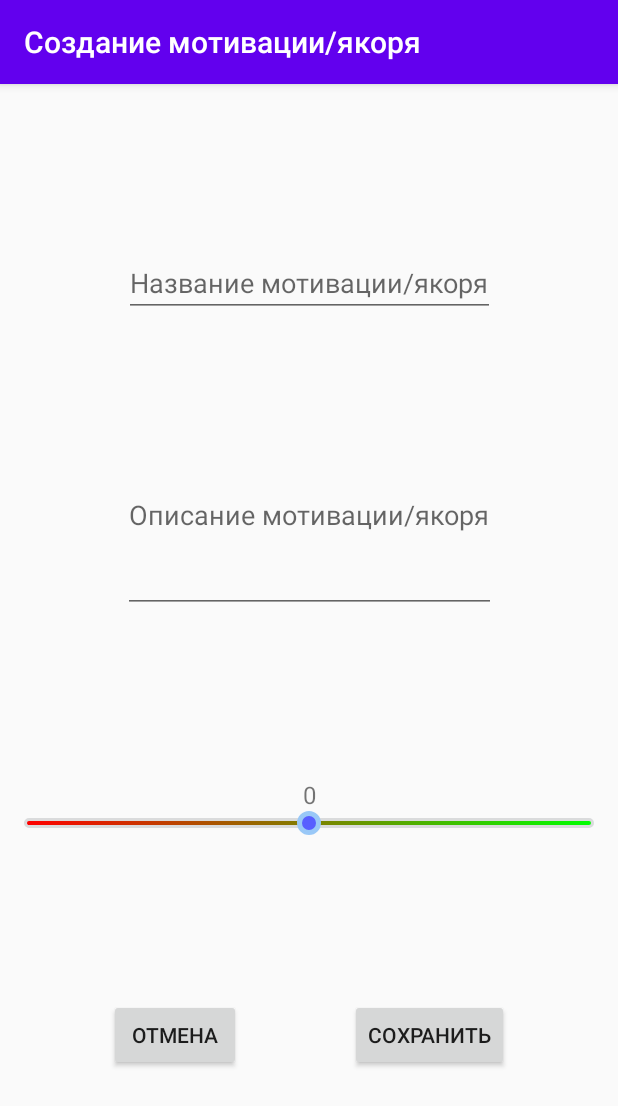
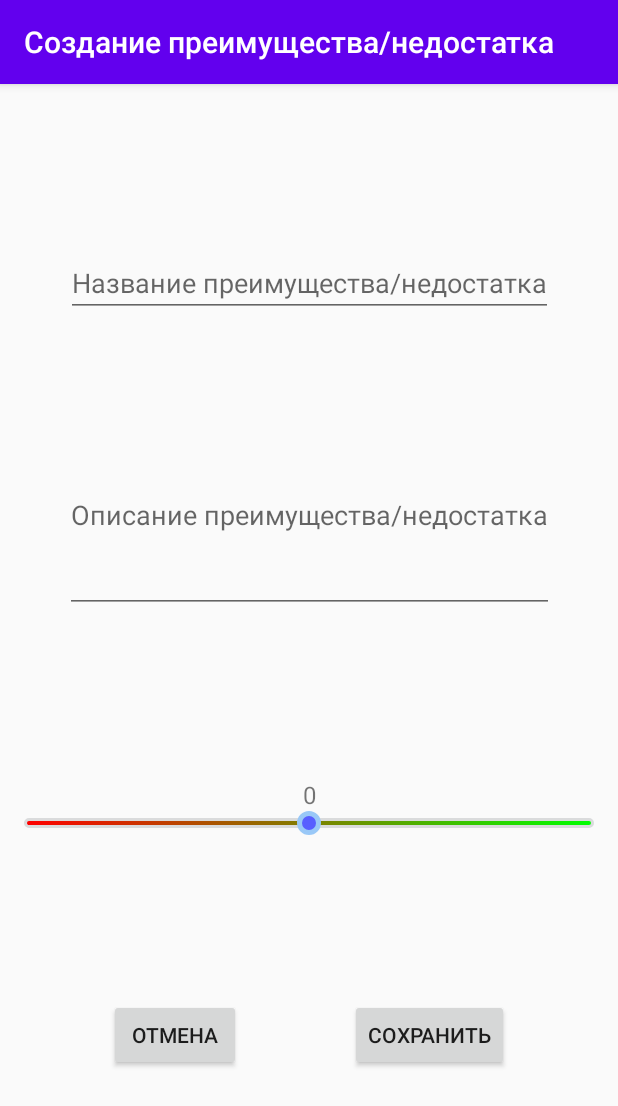
Before and after one commit to shuvaev32167/ProblemAssitent, an Android app: the CardEditFragment screen opened through its navigation route, on a phone screen of 412 x 824 dp. Shown: the top 1106 px of the screen. Run offline under Robolectric (Android 15) with nearby library versions, the phone set to English and light mode, and no system bars.

Commit message:
Переименование мотивация -> преимущество якорь -> недостаток

```diff
--- a/app/src/main/java/ru/crazypeppers/problemsassistant/adapter/CardArrayAdapter.kt
+++ b/app/src/main/java/ru/crazypeppers/problemsassistant/adapter/CardArrayAdapter.kt
@@ -51,7 +51,7 @@ class CardArrayAdapter(context: Context, cardList: List<Card>) :
                 adb.setTitle(R.string.informationTitle)
                 adb.setMessage(
                     String.format(
-                        context.getString(R.string.informationCardAllertBody),
+                        context.getString(R.string.informationCardAlertBody),
                         card.avgPoints.toStringRound(2)
                     )
                 )
--- a/app/src/main/java/ru/crazypeppers/problemsassistant/adapter/ProblemArrayAdapter.kt
+++ b/app/src/main/java/ru/crazypeppers/problemsassistant/adapter/ProblemArrayAdapter.kt
@@ -39,7 +39,7 @@ class ProblemArrayAdapter(context: Context, problemList: List<Problem>) :
                 adb.setTitle(R.string.informationTitle)
                 adb.setMessage(
                     String.format(
-                        context.getString(R.string.informationProblemAllertBody),
+                        context.getString(R.string.informationProblemAlertBody),
                         avpPointString
                     )
                 )
--- a/app/src/main/java/ru/crazypeppers/problemsassistant/data/dto/Card.kt
+++ b/app/src/main/java/ru/crazypeppers/problemsassistant/data/dto/Card.kt
@@ -117,10 +117,10 @@ class Card(
             if (parent!!.type == ProblemType.LINE) {
                 type = when {
                     avgPoints > 0 -> {
-                        CardType.LINER_MOTIVATIONS
+                        CardType.LINER_ADVANTAGE
                     }
                     avgPoints < 0 -> {
-                        CardType.LINER_ANCHOR
+                        CardType.LINER_DISADVANTAGE
                     }
                     else -> {
                         CardType.NONE
--- a/app/src/main/java/ru/crazypeppers/problemsassistant/data/enumiration/CardType.kt
+++ b/app/src/main/java/ru/crazypeppers/problemsassistant/data/enumiration/CardType.kt
@@ -13,11 +13,11 @@ enum class CardType {
     /**
      * Линейный мотиватор
      */
-    LINER_MOTIVATIONS,
+    LINER_ADVANTAGE,
 
     /**
      * Линейный якорь
      */
-    LINER_ANCHOR
+    LINER_DISADVANTAGE
 
 }
--- a/app/src/main/java/ru/crazypeppers/problemsassistant/fragment/tabled/AnalyzeProblemSectionsPagerAdapter.kt
+++ b/app/src/main/java/ru/crazypeppers/problemsassistant/fragment/tabled/AnalyzeProblemSectionsPagerAdapter.kt
@@ -46,10 +46,10 @@ class AnalyzeProblemSectionsPagerAdapter(
                 bundle.putSerializable(
                     LAMBDA_TEXT,
                     if (position == 1) { card: Card ->
-                        card.type == CardType.LINER_MOTIVATIONS
+                        card.type == CardType.LINER_ADVANTAGE
                     }
                     else { card: Card ->
-                        card.type == CardType.LINER_ANCHOR
+                        card.type == CardType.LINER_DISADVANTAGE
                     } as Serializable
                 )
                 analyzeProblemMotivationList.arguments = bundle
--- a/app/src/main/java/ru/crazypeppers/problemsassistant/fragment/tabled/AnalyzeProblemSummeryFragment.kt
+++ b/app/src/main/java/ru/crazypeppers/problemsassistant/fragment/tabled/AnalyzeProblemSummeryFragment.kt
@@ -13,7 +13,6 @@ import ru.crazypeppers.problemsassistant.data.DATE_FORMAT
 import ru.crazypeppers.problemsassistant.data.NOT_POSITION
 import ru.crazypeppers.problemsassistant.data.PROBLEM_POSITION_TEXT
 import ru.crazypeppers.problemsassistant.data.enumiration.CardType
-import ru.crazypeppers.problemsassistant.roundTo
 import ru.crazypeppers.problemsassistant.toStringRound
 
 /**
@@ -46,12 +45,12 @@ class AnalyzeProblemSummeryFragment : Fragment() {
 
             countMotivation.text = String.format(
                 getString(R.string.countMotivationLabel),
-                problem.cards.filter { it.type == CardType.LINER_MOTIVATIONS }.count()
+                problem.cards.filter { it.type == CardType.LINER_ADVANTAGE }.count()
             )
 
             countAnchor.text = String.format(
                 getString(R.string.countAnchorLabel),
-                problem.cards.filter { it.type == CardType.LINER_ANCHOR }.count()
+                problem.cards.filter { it.type == CardType.LINER_DISADVANTAGE }.count()
             )
 
             summeryCountCard.text = String.format(
--- a/app/src/main/res/navigation/nav_graph.xml
+++ b/app/src/main/res/navigation/nav_graph.xml
@@ -45,13 +45,13 @@
     <fragment
         android:id="@+id/CardEditFragment"
         android:name="ru.crazypeppers.problemsassistant.fragment.CardEditFragment"
-        android:label="@string/card_edit_fragment_label"
+        android:label="@string/advantage_disadvantageEditLabel"
         tools:layout="@layout/fragment_card_edit" />
 
     <fragment
         android:id="@+id/CardFragment"
         android:name="ru.crazypeppers.problemsassistant.fragment.CardFragment"
-        android:label="@string/card_fragment_label"
+        android:label="@string/advantage_disadvantageFragmentLabel"
         tools:layout="@layout/fragment_card" />
     <fragment
         android:id="@+id/AnalyzeProblemFragment"
--- a/app/src/main/res/values/strings.xml
+++ b/app/src/main/res/values/strings.xml
@@ -1,6 +1,9 @@
 <resources>
     <string name="app_name">Помощник в решении проблем</string>
-    <string name="label_edit_card_name">Название мотивации/якоря</string>
+    <string name="label_edit_card_name">Название преимущества/недостатка</string>
+    <string name="advantagesName">Название преимущества</string>
+    <string name="disadvantageName">Название недостака</string>
+    <string name="advantages_disadvantageName">Название преимущества/недостатка</string>
     <string name="label_edit_problem_name">Название проблемы</string>
     <string name="saveButton">Сохранить</string>
     <string name="cancelButton">Отмена</string>
@@ -32,25 +35,30 @@
         <item>@string/positive_5</item>
     </string-array>
     <string name="analyzeProblemTab1">Общая информация</string>
-    <string name="analyzeProblemTab2">Мотивации</string>
-    <string name="analyzeProblemTab3">Якоря</string>
+    <string name="analyzeProblemTab2">Пеимущества</string>
+    <string name="analyzeProblemTab3">Недостатки</string>
     <string-array name="analyzeProblemTabs">
         <item>@string/analyzeProblemTab1</item>
         <item>@string/analyzeProblemTab2</item>
         <item>@string/analyzeProblemTab3</item>
     </string-array>
-    <string name="motivationsListLabel">Ваши мотивации/якоря:</string>
     <string name="popupAnalyze">Анализировать</string>
     <string name="avgPointsLabel">Вы хотите решить %s с индексом, равным %s</string>
     <string name="problem_list_fragment_label">Список проблем</string>
-    <string name="card_list_fragment_label">Список мотиваций/якорей</string>
+    <string name="card_list_fragment_label">Список преимуществ/недостатков</string>
     <string name="action_settings">Настройки</string>
     <string name="problem_edit_fragment_label">Изменение проблемы</string>
     <string name="problem_new_fragment_label">Создание проблемы</string>
-    <string name="card_edit_fragment_label">Изменение мотивации/якоря</string>
-    <string name="card_new_fragment_label">Создание мотивации/якоря</string>
-    <string name="card_fragment_label">Мотивация/якорь</string>
-    <string name="label_edit_card_description">Описание мотивации/якоря</string>
+    <string name="advantageEditLabel">Изменение преимущества</string>
+    <string name="disadvantageEditLabel">Изменение недостатка</string>
+    <string name="advantage_disadvantageEditLabel">Изменение преимущества/недостатка</string>
+    <string name="advantageNewLabel">Создание преимущества</string>
+    <string name="disadvantageNewLabel">Создание недостатка</string>
+    <string name="advantage_disadvantageNewLabel">Создание преимущества/недостатка</string>
+    <string name="advantageFragmentLabel">Создание преимущества</string>
+    <string name="disadvantageFragmentLabel">Создание недостатка</string>
+    <string name="advantage_disadvantageFragmentLabel">Создание преимущества/недостатка</string>
+    <string name="label_edit_card_description">Описание преимущества/недостатка</string>
 
     <string name="hello_blank_fragment">Hello blank fragment</string>
     <string name="analyzeProblemFragmentLabel">Анализ проблемы</string>
@@ -65,15 +73,19 @@
     <string name="okButton">Хорошо</string>
     <string name="problemNameBusyTitle">Название проблемы занято</string>
     <string name="problemNameBusyMessage">Проблема с именем %s уже существует. Пожалуйста введите другое название для проблемы.</string>
-    <string name="cardNameBusyTitle">Название мотивации/якоря занято</string>
-    <string name="cardNameBusyMessage">Мотивация/якорь с именем %s уже существует. Пожалуйста введите другое название для мотивации/якоря.</string>
-    <string name="countMotivationLabel">Число ваших мотиваций — %s</string>
-    <string name="countAnchorLabel">Число ваших якорей — %s</string>
+    <string name="cardAdvantageNameBusyTitle">Название преимущества занято</string>
+    <string name="cardDisadvantageNameBusyTitle">Название недостатка занято</string>
+    <string name="cardAdvantage_DisadvantageNameBusyTitle">Название преимущества/недостатка занято</string>
+    <string name="cardAdvantageNameBusyMessage">Преимущество с именем %s уже существует. Пожалуйста введите другое название.</string>
+    <string name="cardDisadvantageNameBusyMessage">Недостаток с именем %s уже существует. Пожалуйста введите другое название.</string>
+    <string name="cardAdvantage_DisadvantageNameBusyMessage">Преимущество/Недостаток с именем %s уже существует. Пожалуйста введите другое название.</string>
+    <string name="countMotivationLabel">Число ваших преимуществ — %s</string>
+    <string name="countAnchorLabel">Число ваших недостатков — %s</string>
     <string name="summaryCountCardLabel">Общее число ваших карт — %s</string>
     <string name="dateOfFirstProblemAssessmentLabel">Дата первой оценки проблемы — %s</string>
     <string name="dateOfLastProblemAssessmentLabel">Дата последней оценки проблемы — %s</string>
     <string name="informationTitle">Информация</string>
-    <string name="informationProblemAllertBody">Значение %s является средним арифметическим от суммы средних значений ваших карт (мотиваций и якорей)</string>
-    <string name="informationCardAllertBody">Значение %s является средним от оценок вашей карты (мотиваций и якорей)</string>
+    <string name="informationProblemAlertBody">Значение %s является средним арифметическим от суммы средних значений ваших карт (преимуществ и недостатков)</string>
+    <string name="informationCardAlertBody">Значение %s является средним от оценок вашей карты (преимуществ и недостатков)</string>
 
 </resources>
```
Also changed, not shown: app/src/main/java/ru/crazypeppers/problemsassistant/fragment/CardEditFragment.kt (+57 -10 lines), app/src/main/java/ru/crazypeppers/problemsassistant/fragment/CardFragment.kt (+19 -2 lines), 3 other files.
